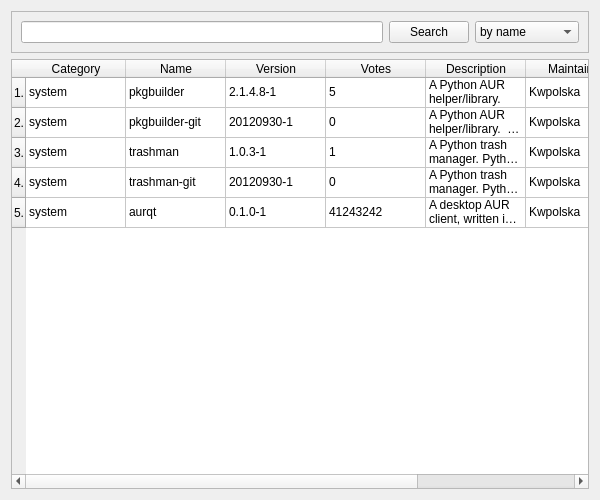
First picture: the form in ui-designs/search.ui, repository Kwpolska/aurqt, before the edit.
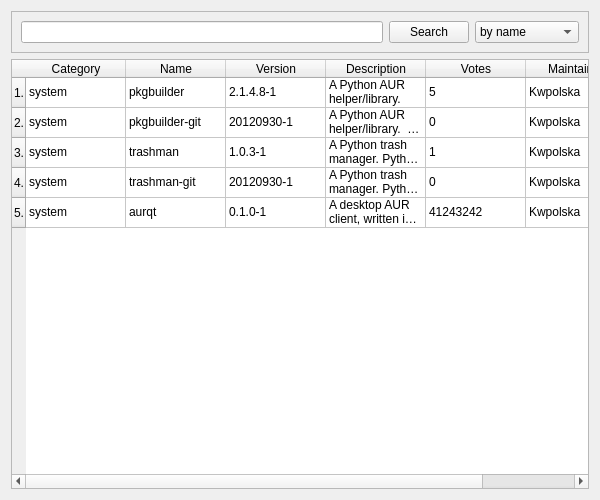
Second picture: the form after the edit. Icons and pictures are not drawn.

```diff
--- a/ui-designs/search.ui
+++ b/ui-designs/search.ui
@@ -101,26 +101,21 @@
        <string>Version</string>
       </property>
      </column>
-     <column>
-      <property name="text">
-       <string>Votes</string>
-      </property>
-     </column>
      <column>
       <property name="text">
        <string>Description</string>
       </property>
      </column>
+     <column>
+      <property name="text">
+       <string>Votes</string>
+      </property>
+     </column>
      <column>
       <property name="text">
        <string>Maintainer</string>
       </property>
      </column>
-     <column>
-      <property name="text">
-       <string>Out of Date</string>
-      </property>
-     </column>
      <item row="0" column="0">
       <property name="text">
        <string>system</string>
@@ -135,30 +130,31 @@
       <property name="text">
        <string>2.1.4.8-1</string>
       </property>
+      <property name="foreground">
+       <brush brushstyle="NoBrush">
+        <color alpha="255">
+         <red>255</red>
+         <green>0</green>
+         <blue>0</blue>
+        </color>
+       </brush>
+      </property>
      </item>
      <item row="0" column="3">
       <property name="text">
-       <string>5</string>
-      </property>
-     </item>
-     <item row="0" column="4">
-      <property name="text">
        <string>A Python AUR helper/library.</string>
       </property>
      </item>
+     <item row="0" column="4">
+      <property name="text">
+       <string>5</string>
+      </property>
+     </item>
      <item row="0" column="5">
       <property name="text">
        <string>Kwpolska</string>
       </property>
      </item>
-     <item row="0" column="6">
-      <property name="text">
-       <string/>
-      </property>
-      <property name="checkState">
-       <enum>Unchecked</enum>
-      </property>
-     </item>
      <item row="1" column="0">
       <property name="text">
        <string>system</string>
@@ -176,27 +172,19 @@
      </item>
      <item row="1" column="3">
       <property name="text">
-       <string>0</string>
-      </property>
-     </item>
-     <item row="1" column="4">
-      <property name="text">
        <string>A Python AUR helper/library.  Version from git.</string>
       </property>
      </item>
+     <item row="1" column="4">
+      <property name="text">
+       <string>0</string>
+      </property>
+     </item>
      <item row="1" column="5">
       <property name="text">
        <string>Kwpolska</string>
       </property>
      </item>
-     <item row="1" column="6">
-      <property name="text">
-       <string/>
-      </property>
-      <property name="checkState">
-       <enum>Unchecked</enum>
-      </property>
-     </item>
      <item row="2" column="0">
       <property name="text">
        <string>system</string>
@@ -206,6 +194,9 @@
       <property name="text">
        <string>trashman</string>
       </property>
+      <property name="flags">
+       <set>ItemIsSelectable|ItemIsEditable|ItemIsDragEnabled|ItemIsUserCheckable|ItemIsEnabled</set>
+      </property>
      </item>
      <item row="2" column="2">
       <property name="text">
@@ -214,27 +205,19 @@
      </item>
      <item row="2" column="3">
       <property name="text">
-       <string>1</string>
-      </property>
-     </item>
-     <item row="2" column="4">
-      <property name="text">
        <string>A Python trash manager. Python 3 build.</string>
       </property>
      </item>
+     <item row="2" column="4">
+      <property name="text">
+       <string>1</string>
+      </property>
+     </item>
      <item row="2" column="5">
       <property name="text">
        <string>Kwpolska</string>
       </property>
      </item>
-     <item row="2" column="6">
-      <property name="text">
-       <string/>
-      </property>
-      <property name="checkState">
-       <enum>Unchecked</enum>
-      </property>
-     </item>
      <item row="3" column="0">
       <property name="text">
        <string>system</string>
@@ -252,27 +235,19 @@
      </item>
      <item row="3" column="3">
       <property name="text">
-       <string>0</string>
-      </property>
-     </item>
-     <item row="3" column="4">
-      <property name="text">
        <string>A Python trash manager. Python 3 build, version from git.</string>
       </property>
      </item>
+     <item row="3" column="4">
+      <property name="text">
+       <string>0</string>
+      </property>
+     </item>
      <item row="3" column="5">
       <property name="text">
        <string>Kwpolska</string>
       </property>
      </item>
-     <item row="3" column="6">
-      <property name="text">
-       <string/>
-      </property>
-      <property name="checkState">
-       <enum>Unchecked</enum>
-      </property>
-     </item>
      <item row="4" column="0">
       <property name="text">
        <string>system</string>
@@ -290,27 +265,19 @@
      </item>
      <item row="4" column="3">
       <property name="text">
-       <string>41243242</string>
-      </property>
-     </item>
-     <item row="4" column="4">
-      <property name="text">
        <string>A desktop AUR client, written in Qt.</string>
       </property>
      </item>
+     <item row="4" column="4">
+      <property name="text">
+       <string>41243242</string>
+      </property>
+     </item>
      <item row="4" column="5">
       <property name="text">
        <string>Kwpolska</string>
       </property>
      </item>
-     <item row="4" column="6">
-      <property name="text">
-       <string/>
-      </property>
-      <property name="checkState">
-       <enum>Unchecked</enum>
-      </property>
-     </item>
     </widget>
    </item>
   </layout>
```
Left out of the diff: 8 changed lines with no effect on the pictures.
